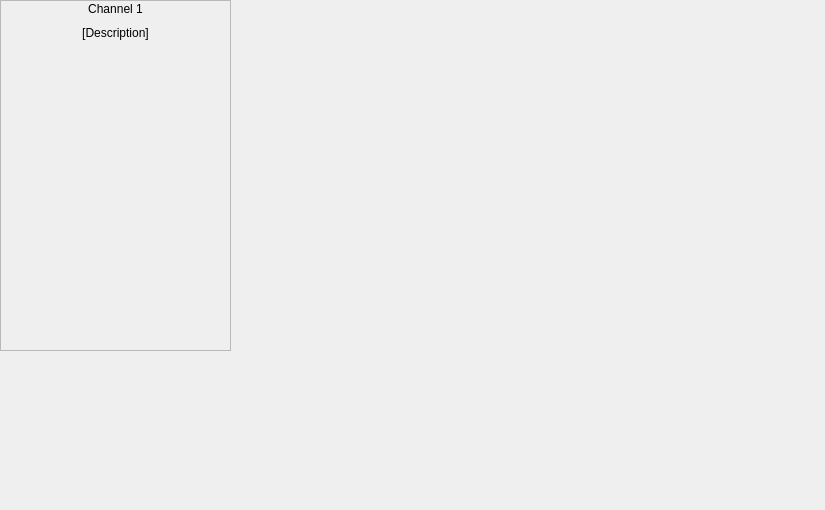
Old version of the form gcs/frontend/ui/Ui_channel_1.ui in the repository cuspaceflight/m4-gcs.
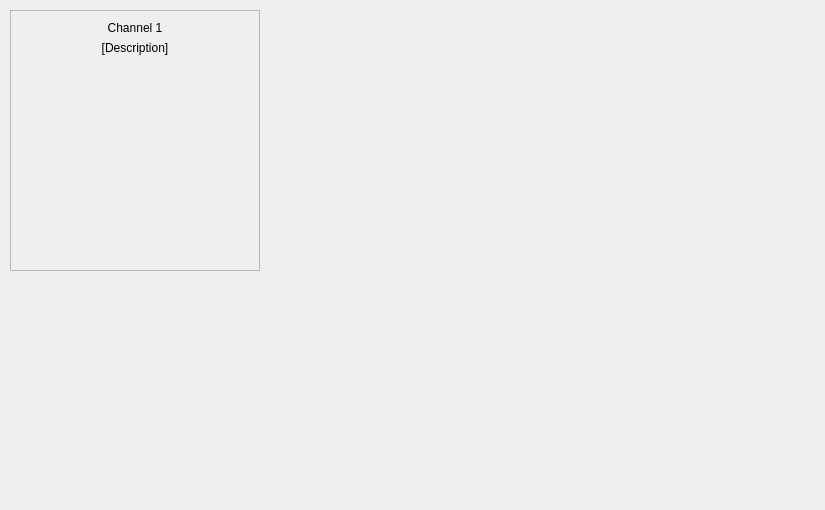
New version of the form. Custom widgets are drawn as their Qt base class.

Commit message: Work on frontend layout

Patch:
```diff
--- a/gcs/frontend/ui/Ui_channel_1.ui
+++ b/gcs/frontend/ui/Ui_channel_1.ui
@@ -16,41 +16,26 @@
   <widget class="QFrame" name="frame">
    <property name="geometry">
     <rect>
-     <x>0</x>
-     <y>0</y>
-     <width>231</width>
-     <height>351</height>
+     <x>10</x>
+     <y>10</y>
+     <width>250</width>
+     <height>261</height>
     </rect>
    </property>
+   <property name="minimumSize">
+    <size>
+     <width>250</width>
+     <height>260</height>
+    </size>
+   </property>
    <property name="frameShape">
     <enum>QFrame::StyledPanel</enum>
    </property>
    <property name="frameShadow">
     <enum>QFrame::Raised</enum>
    </property>
-   <widget class="QSplitter" name="splitter">
-    <property name="geometry">
-     <rect>
-      <x>0</x>
-      <y>50</y>
-      <width>231</width>
-      <height>301</height>
-     </rect>
-    </property>
-    <property name="orientation">
-     <enum>Qt::Vertical</enum>
-    </property>
-    <widget class="channel_widget" name="widget" native="true"/>
-   </widget>
-   <widget class="QWidget" name="layoutWidget">
-    <property name="geometry">
-     <rect>
-      <x>0</x>
-      <y>0</y>
-      <width>231</width>
-      <height>42</height>
-     </rect>
-    </property>
+   <layout class="QVBoxLayout" name="verticalLayout_2">
+    <item>
     <layout class="QVBoxLayout" name="verticalLayout">
      <item>
       <widget class="QLabel" name="label_channel_number">
@@ -73,7 +58,24 @@
       </widget>
      </item>
     </layout>
-   </widget>
+    </item>
+    <item>
+     <widget class="channel_widget" name="widget" native="true">
+      <property name="minimumSize">
+       <size>
+        <width>230</width>
+        <height>200</height>
+       </size>
+      </property>
+      <property name="maximumSize">
+       <size>
+        <width>400</width>
+        <height>200</height>
+       </size>
+      </property>
+     </widget>
+    </item>
+   </layout>
   </widget>
  </widget>
  <customwidgets>
```
Lines whose indentation alone changed are shown as unchanged. The commit also changes 20 other files.
